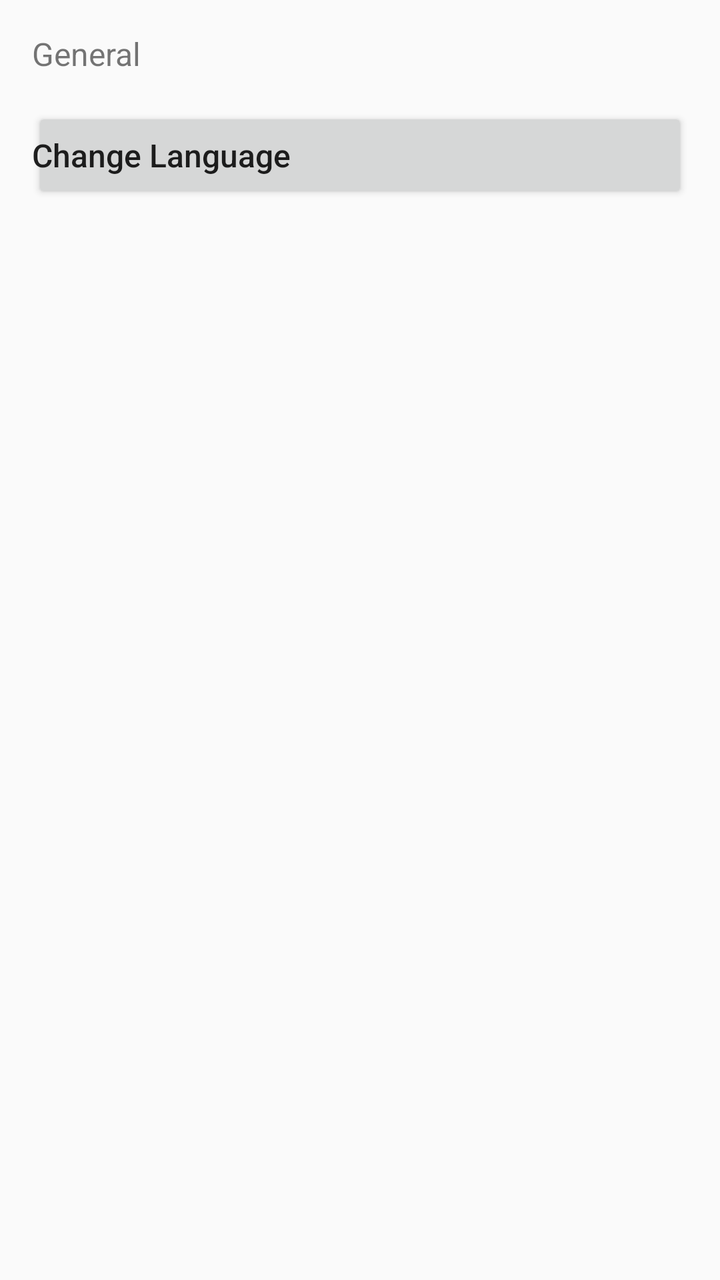
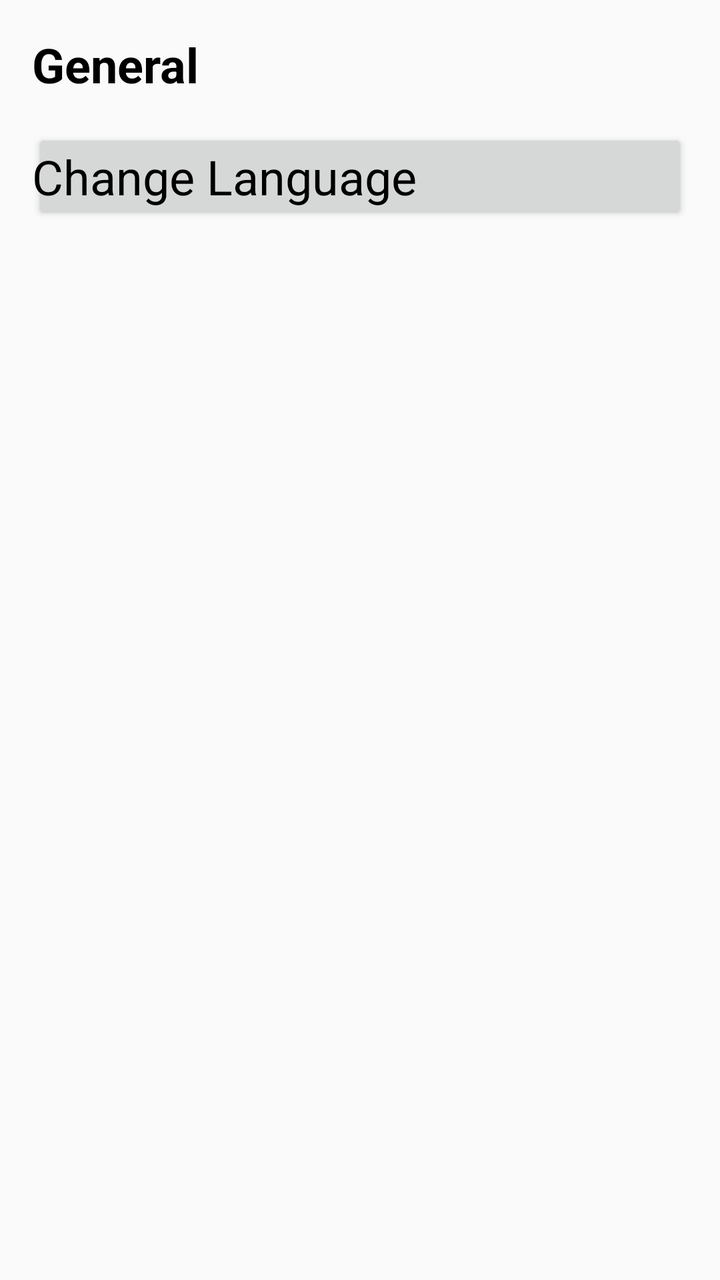

The first picture is an Android layout as it rendered before a commit; the second is the same layout after the commit. The layout source and the unified diff follow.
<!-- AndroidManifest.xml: application theme Theme.PlainContainers -->
<!-- res/layout/fragment_settings.xml -->
<?xml version="1.0" encoding="utf-8"?>
<ScrollView xmlns:android="http://schemas.android.com/apk/res/android"
    android:layout_width="match_parent"
    android:layout_height="match_parent"
    android:padding="@dimen/viewPadding">

    <LinearLayout
        android:layout_width="match_parent"
        android:layout_height="wrap_content"
        android:orientation="vertical"
        android:showDividers="middle"
        android:divider="@drawable/empty_divider">

        <TextView
            android:layout_width="match_parent"
            android:layout_height="wrap_content"
            android:textSize="@dimen/fontSizeDefault"
            android:text="@string/settings_general_title"
        />

        <Button
            android:id="@+id/btnSettingsLanguage"
            android:layout_width="match_parent"
            android:layout_height="wrap_content"
            android:text="@string/settings_general_language"
            android:textSize="@dimen/fontSizeDefault"
            android:textAllCaps="false"
            android:gravity="start|center"
            android:padding="0dp"
        />
    </LinearLayout>

</ScrollView>
<!-- resources referenced by this layout -->
<resources>
  <dimen name="fontSizeDefault">16sp</dimen>
  <dimen name="viewPadding">16dp</dimen>
  <!-- drawable empty_divider (drawable) -->
  <?xml version="1.0" encoding="utf-8"?>
  <shape xmlns:android="http://schemas.android.com/apk/res/android">
      <size
          android:width="0dp"
          android:height="@dimen/emptyDividerHeight" />
  </shape>
  <string name="settings_general_language">Change Language</string>
  <string name="settings_general_title">General</string>
  <style name="Theme.PlainContainers" parent="Theme.AppCompat.Light.NoActionBar">
          <item name="android:windowTranslucentStatus">true</item>
      </style>
  <dimen name="emptyDividerHeight">16dp</dimen>
</resources>

<!-- the commit's change to res/layout/fragment_settings.xml (unified diff, before → after) -->
@@ -14,8 +14,8 @@
         <TextView
             android:layout_width="match_parent"
             android:layout_height="wrap_content"
-            android:textSize="@dimen/fontSizeDefault"
             android:text="@string/settings_general_title"
+            android:textAppearance="@style/Widget.PlainContainers.Text.Title.Bold"
         />
 
         <Button
@@ -23,8 +23,7 @@
             android:layout_width="match_parent"
             android:layout_height="wrap_content"
             android:text="@string/settings_general_language"
-            android:textSize="@dimen/fontSizeDefault"
-            android:textAllCaps="false"
+            android:textAppearance="@style/Widget.PlainContainers.Text.Button"
             android:gravity="start|center"
             android:padding="0dp"
         />
<!-- resource entries referenced after the edit -->
@@ -1,6 +1,5 @@
 <!-- resources referenced by this layout -->
 <resources>
-  <dimen name="fontSizeDefault">16sp</dimen>
   <dimen name="viewPadding">16dp</dimen>
   <!-- drawable empty_divider (drawable) -->
   <?xml version="1.0" encoding="utf-8"?>
@@ -11,9 +10,26 @@
   </shape>
   <string name="settings_general_language">Change Language</string>
   <string name="settings_general_title">General</string>
+  <style name="Widget.PlainContainers.Text.Button" parent="Theme.PlainContainers">
+          <item name="android:textSize">@dimen/fontSizeBtnLarge</item>
+          <item name="android:textColor">@color/textColorButton</item>
+          <item name="textAllCaps">false</item>
+      </style>
+  <style name="Widget.PlainContainers.Text.Title.Bold" parent="Widget.PlainContainers.Text.Title">
+          <item name="android:textStyle">bold</item>
+      </style>
   <style name="Theme.PlainContainers" parent="Theme.AppCompat.Light.NoActionBar">
           <item name="android:windowTranslucentStatus">true</item>
       </style>
   <dimen name="emptyDividerHeight">16dp</dimen>
+  <dimen name="fontSizeBtnLarge">24sp</dimen>
+  <color name="textColorButton">@color/black</color>
+  <style name="Widget.PlainContainers.Text.Title" parent="Theme.PlainContainers">
+          <item name="android:textSize">@dimen/fontSizeTitle</item>
+          <item name="android:textColor">@color/textColorTitle</item>
+      </style>
+  <color name="black">#FF000000</color>
+  <dimen name="fontSizeTitle">24sp</dimen>
+  <color name="textColorTitle">@color/black</color>
 </resources>
 
